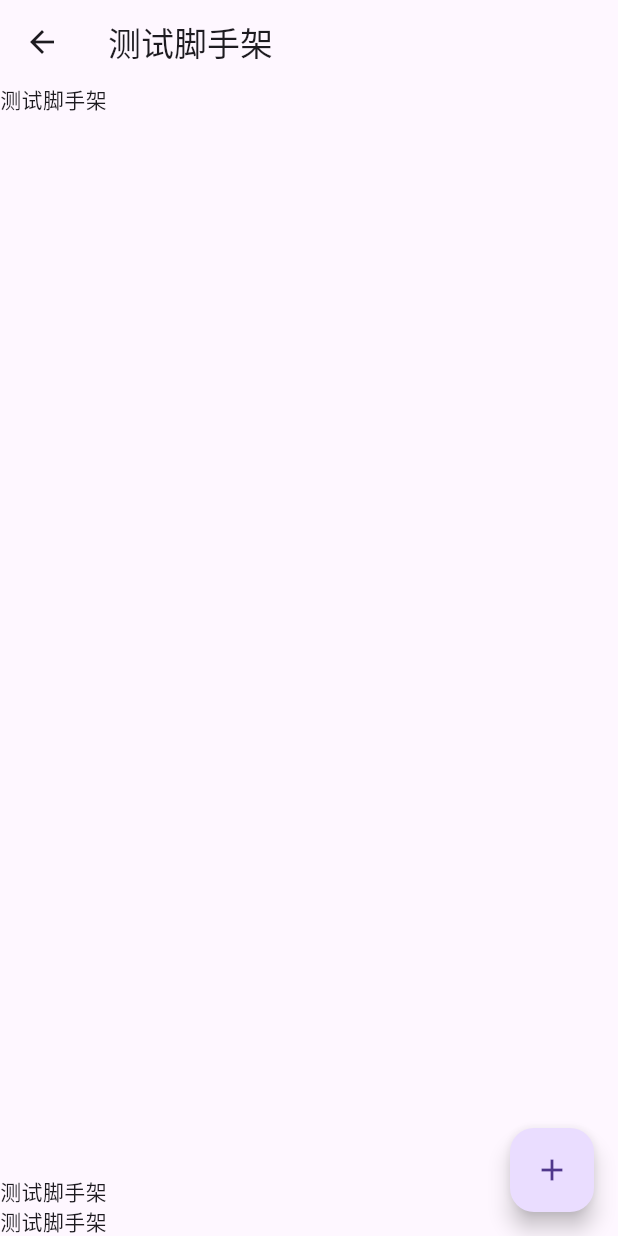
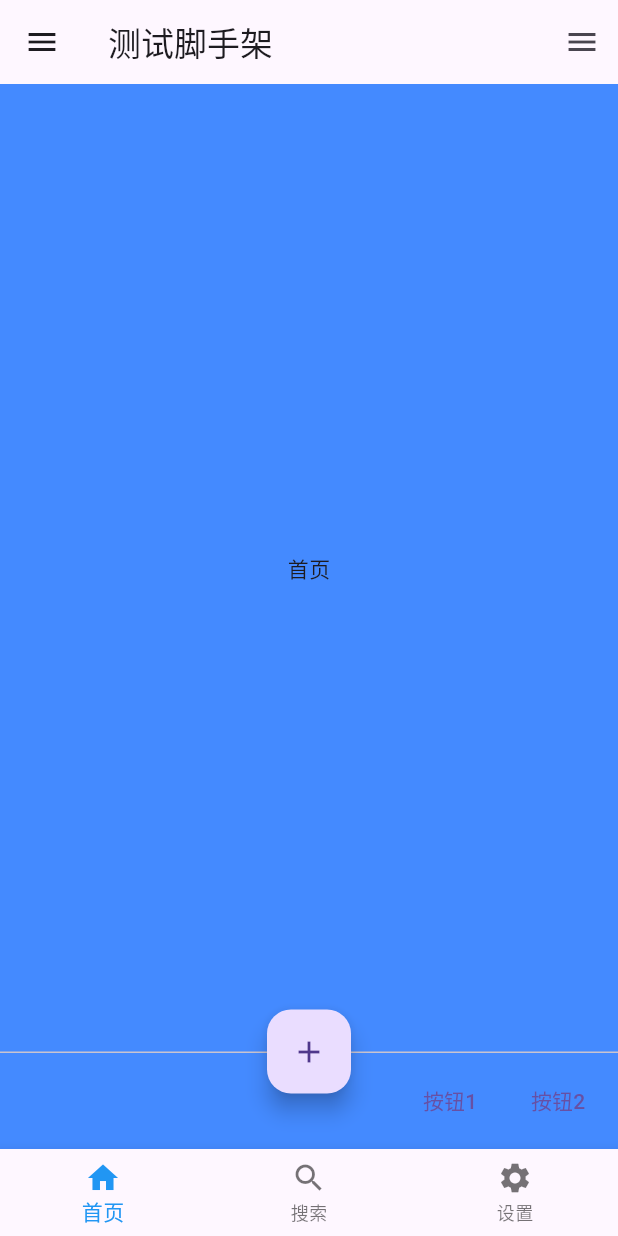
Before and after one commit to z244370114/flutter_demo, a Flutter app: the ScaffoldPage screen opened directly, on a phone screen of 412 x 824 dp. Run offline on Flutter 3.47's test engine with Material 2 defaults, Android fonts, the light colour scheme and no system bars; our stand-ins replace dio, flutter_bloc, flutter_markdown, flutter_screenutil, get, logger and 2 more; missing offline and left inert: common_utils, json2dart_safe, markdown, vs_scrollbar, youtube_video_info; generated files the repository leaves out were written again.

Commit message:
1.更新脚手架界面；

```diff
--- a/lib/scaffold/scaffold_page.dart
+++ b/lib/scaffold/scaffold_page.dart
@@ -8,25 +8,94 @@ class ScaffoldPage extends StatefulWidget {
 }
 
 class _ScaffoldPageState extends State<ScaffoldPage> {
+  int _selectedIndex = 0;
+
+  List<Widget> _widgetOptions = [
+    // 每个选项对应的页面或小部件
+    // 可以根据需要替换为自己的页面或小部件
+    Text('首页'),
+    Text('搜索'),
+    Text('设置'),
+  ];
+
   @override
   Widget build(BuildContext context) {
     return Scaffold(
       appBar: AppBar(
         title: const Text('测试脚手架'),
       ),
-      body: Column(
-        children: const [
-          Expanded(child: Text('测试脚手架')),
-          Text('测试脚手架'),
-          Text('测试脚手架'),
+      backgroundColor: Colors.blueAccent,
+      body: Center(
+        child: _widgetOptions.elementAt(_selectedIndex),
+      ),
+      endDrawer: Container(
+        color: Colors.white,
+        width: 200,
+        child: Center(
+          child: Column(
+            children: [
+              Text('测试endDrawer'),
+              Text('测试endDrawer'),
+            ],
+          ),
+        ),
+      ),
+      drawer: Container(
+        color: Colors.white,
+        width: 200,
+        child: Center(
+          child: Column(
+            children: [
+              Text('测试drawer'),
+              Text('测试drawer'),
+            ],
+          ),
+        ),
+      ),
+      bottomNavigationBar: BottomNavigationBar(
+        items: const <BottomNavigationBarItem>[
+          BottomNavigationBarItem(
+            icon: Icon(Icons.home),
+            label: '首页',
+          ),
+          BottomNavigationBarItem(
+            icon: Icon(Icons.search),
+            label: '搜索',
+          ),
+          BottomNavigationBarItem(
+            icon: Icon(Icons.settings),
+            label: '设置',
+          ),
         ],
+        currentIndex: _selectedIndex,
+        selectedItemColor: Colors.blue,
+        onTap: (index) {
+          setState(() {
+            _selectedIndex = index;
+          });
+        },
       ),
-      floatingActionButtonLocation: FloatingActionButtonLocation.endFloat,
+      floatingActionButtonLocation: FloatingActionButtonLocation.centerDocked,
       floatingActionButton: FloatingActionButton(
         onPressed: () {},
         tooltip: 'Increment',
         child: const Icon(Icons.add),
       ),
+        persistentFooterAlignment:  AlignmentDirectional.bottomEnd,
+      persistentFooterButtons: [
+        TextButton(
+          onPressed: () {
+            // 按钮1的点击事件处理逻辑
+          },
+          child: Text('按钮1'),
+        ),
+        TextButton(
+          onPressed: () {
+            // 按钮2的点击事件处理逻辑
+          },
+          child: Text('按钮2'),
+        ),
+      ],
     );
   }
 }
```
Also changed, not shown: 1 other file.
